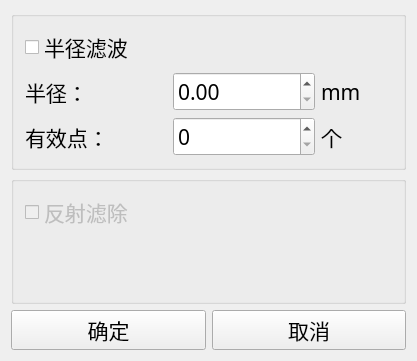
The window that gui/outlier_removal_gui.ui (rawnam/Xema) describes before a commit, drawn with Qt 5.
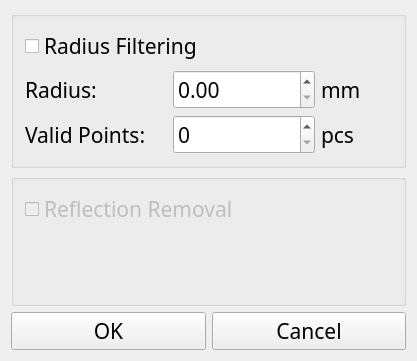
The same window after the commit.

Diff of the .ui file:
```diff
--- a/gui/outlier_removal_gui.ui
+++ b/gui/outlier_removal_gui.ui
@@ -29,7 +29,7 @@
       <item>
        <widget class="QCheckBox" name="checkBox_radius_filter">
         <property name="text">
-         <string>半径滤波</string>
+         <string>Radius Filtering</string>
         </property>
        </widget>
       </item>
@@ -44,14 +44,14 @@
         <item row="0" column="0">
          <widget class="QLabel" name="label_radius">
           <property name="text">
-           <string>半径：</string>
+           <string>Radius:</string>
           </property>
          </widget>
         </item>
         <item row="1" column="0">
          <widget class="QLabel" name="label_num">
           <property name="text">
-           <string>有效点：</string>
+           <string>Valid Points:</string>
           </property>
          </widget>
         </item>
@@ -65,7 +65,7 @@
         <item row="1" column="2">
          <widget class="QLabel" name="label_2">
           <property name="text">
-           <string>个</string>
+           <string>pcs</string>
           </property>
          </widget>
         </item>
@@ -86,7 +86,7 @@
          <bool>false</bool>
         </property>
         <property name="text">
-         <string>反射滤除</string>
+         <string>Reflection Removal</string>
         </property>
        </widget>
       </item>
@@ -111,7 +111,7 @@
      <item>
       <widget class="QPushButton" name="pushButton_ok">
        <property name="text">
-        <string>确定</string>
+        <string>OK</string>
        </property>
        <property name="autoDefault">
         <bool>false</bool>
@@ -121,7 +121,7 @@
      <item>
       <widget class="QPushButton" name="pushButton_cancel">
        <property name="text">
-        <string>取消</string>
+        <string>Cancel</string>
        </property>
        <property name="autoDefault">
         <bool>false</bool>
```
Left out of the diff: 2 changed lines with no effect on the pictures.
